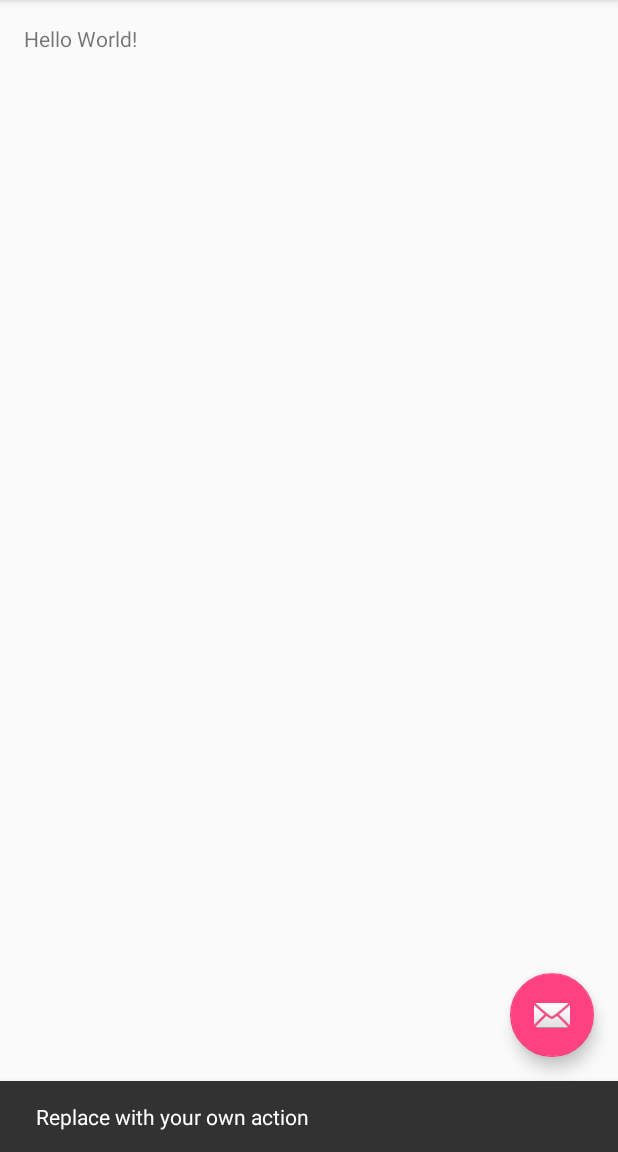
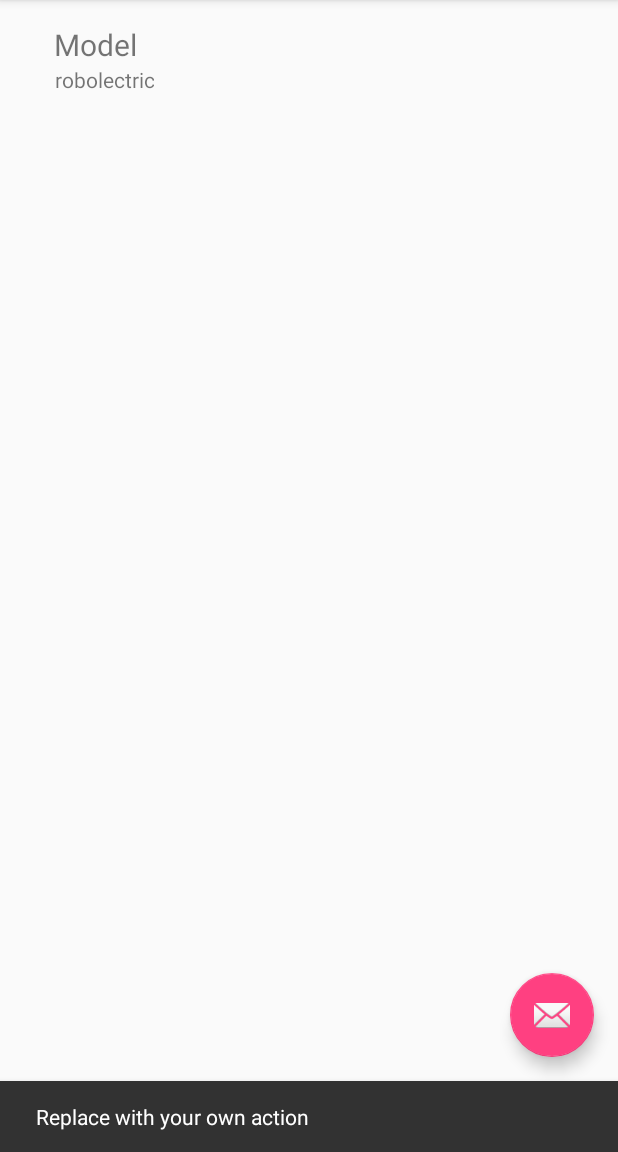
Before and after one commit to MadeOfMagicAndWires/mprog-project, an Android app: the screen it shows after launch (SpekActivity), after a tap on an icon or button, on a phone screen of 412 x 824 dp, the part 84-1236 px from its top. Run offline under Robolectric (Android 15) with nearby library versions, the phone set to English and light mode, and no system bars.

Commit message:
Add Fragments, start Hardware model, and Customize Navigation Drawer + Edit Navigation Menu Items + Add SpekFragment superclass + Add Device fragment + Add single item Layout for eventual List + Start on gathering Hardware Information + Display a mock item in Device Fragment

```diff
--- a/app/build.gradle
+++ b/app/build.gradle
@@ -24,4 +24,5 @@ dependencies {
     testCompile 'junit:junit:4.12'
     compile 'com.android.support:appcompat-v7:23.1.1'
     compile 'com.android.support:design:23.1.1'
+    compile 'com.android.support:support-v4:23.1.1'
 }
--- a/app/src/main/java/nl/mprog/spek/SpekActivity.java
+++ b/app/src/main/java/nl/mprog/spek/SpekActivity.java
@@ -1,5 +1,6 @@
 package nl.mprog.spek;
 
+import android.app.Fragment;
 import android.os.Bundle;
 import android.support.design.widget.FloatingActionButton;
 import android.support.design.widget.Snackbar;
@@ -12,6 +13,9 @@ import android.support.v7.app.AppCompatActivity;
 import android.support.v7.widget.Toolbar;
 import android.view.Menu;
 import android.view.MenuItem;
+
+import nl.mprog.spek.fragment.DeviceFragment;
+import nl.mprog.spek.fragment.SpekFragment;
 
 public class SpekActivity extends AppCompatActivity
         implements NavigationView.OnNavigationItemSelectedListener {
@@ -41,6 +45,10 @@ public class SpekActivity extends AppCompatActivity
 
         NavigationView navigationView = (NavigationView) findViewById(R.id.nav_view);
         navigationView.setNavigationItemSelectedListener(this);
+
+
+        getSupportFragmentManager().beginTransaction().replace(R.id.fragment_container,
+                new DeviceFragment()).commit();
     }
 
     @Override
@@ -81,17 +89,13 @@ public class SpekActivity extends AppCompatActivity
         // Handle navigation view item clicks here.
         int id = item.getItemId();
 
-        if (id == R.id.nav_camera) {
+        if (id == R.id.nav_device) {
             // Handle the camera action
-        } else if (id == R.id.nav_gallery) {
+        } else if (id == R.id.nav_cpu) {
 
-        } else if (id == R.id.nav_slideshow) {
+        } else if (id == R.id.nav_graphics) {
 
-        } else if (id == R.id.nav_manage) {
-
-        } else if (id == R.id.nav_share) {
-
-        } else if (id == R.id.nav_send) {
+        } else if (id == R.id.nav_memory) {
 
         }
 
--- /dev/null
+++ b/app/src/main/java/nl/mprog/spek/fragment/DeviceFragment.java
@@ -0,0 +1,45 @@
+package nl.mprog.spek.fragment;
+
+import android.content.Context;
+import android.net.Uri;
+import android.os.Build;
+import android.os.Bundle;
+import android.support.v4.app.Fragment;
+import android.view.LayoutInflater;
+import android.view.View;
+import android.view.ViewGroup;
+import android.widget.TextView;
+
+import nl.mprog.spek.R;
+import nl.mprog.spek.model.Hardware;
+
+/**
+ *
+ * DeviceFragment class.
+ *
+ */
+public class DeviceFragment extends SpekFragment {
+    public DeviceFragment() {
+        // Required empty public constructor
+    }
+
+
+    public static DeviceFragment newInstance(String param1, String param2) {
+        return (DeviceFragment) SpekFragment.newInstance(param1, param2);
+    }
+
+    @Override
+    public View onCreateView(LayoutInflater inflater, ViewGroup container,
+                             Bundle savedInstanceState) {
+        View layout = inflater.inflate(R.layout.info_list_item, container, false);
+        TextView label = (TextView) layout.findViewById(R.id.label);
+        label.setText("Model");
+        TextView value = (TextView) layout.findViewById(R.id.value);
+        value.setText(Hardware.Device.MODEL);
+
+
+
+        return layout;
+    }
+
+}
--- /dev/null
+++ b/app/src/main/java/nl/mprog/spek/fragment/SpekFragment.java
@@ -0,0 +1,47 @@
+package nl.mprog.spek.fragment;
+
+import android.content.Context;
+import android.net.Uri;
+import android.os.Bundle;
+import android.support.v4.app.Fragment;
+import android.view.LayoutInflater;
+import android.view.View;
+import android.view.ViewGroup;
+import android.widget.TextView;
+
+import org.w3c.dom.Text;
+
+import nl.mprog.spek.R;
+
+/**
+ * Superclass for all fragments.
+ * Unfortunately can't make it abstract because newInstance makes an instance of this class.
+ */
+
+public class SpekFragment extends Fragment {
+
+    public SpekFragment() {
+        // Required empty public constructor
+    }
+
+
+    public static SpekFragment newInstance(String param1, String param2) {
+        SpekFragment fragment = new SpekFragment();
+        Bundle args = new Bundle();
+        return fragment;
+    }
+
+    @Override
+    public void onCreate(Bundle savedInstanceState) {
+        super.onCreate(savedInstanceState);
+    }
+
+    @Override
+    public View onCreateView(LayoutInflater inflater, ViewGroup container,
+                             Bundle savedInstanceState) {
+        // Inflate the layout for this fragment
+        return inflater.inflate(R.layout.info_list_item, container, false);
+    }
+
+
+}
--- /dev/null
+++ b/app/src/main/java/nl/mprog/spek/model/Hardware.java
@@ -0,0 +1,37 @@
+package nl.mprog.spek.model;
+
+import android.os.Build;
+
+import nl.mprog.spek.BuildConfig;
+
+/**
+ * Hardware model class, containing the actual hardware information
+ */
+
+public class Hardware {
+
+    public static class Device {
+        static public final String NAME = Build.DEVICE;
+        static public final String BRAND = Build.BRAND;
+        static public final String MODEL = Build.MODEL;
+        static public final String MANUFACTURER = Build.MANUFACTURER;
+        static public final String PRODUCT = Build.PRODUCT;
+        static public final String BOOTLOADER = Build.BOOTLOADER;
+        static public final String RADIO = Build.getRadioVersion();
+        static public final String KERNEL = BuildConfig.VERSION_NAME;
+        static public final String VERSION = getDeviceVersion();
+
+        //TODO get ACTUAL Android Version.
+        static public String getDeviceVersion() {
+            StringBuilder version = new StringBuilder();
+            version.append(Build.VERSION.BASE_OS + " ");
+            version.append(Build.VERSION.INCREMENTAL + " ");
+            version.append('(' + Build.VERSION.CODENAME + ')');
+            return version.toString();
+        }
+
+    }
+
+
+
+}
--- a/app/src/main/res/layout/content_spek.xml
+++ b/app/src/main/res/layout/content_spek.xml
@@ -1,7 +1,9 @@
 <?xml version="1.0" encoding="utf-8"?>
-<RelativeLayout xmlns:android="http://schemas.android.com/apk/res/android"
+<RelativeLayout
+    xmlns:android="http://schemas.android.com/apk/res/android"
     xmlns:app="http://schemas.android.com/apk/res-auto"
     xmlns:tools="http://schemas.android.com/tools"
+    android:id="@+id/fragment_container"
     android:layout_width="match_parent"
     android:layout_height="match_parent"
     android:paddingBottom="@dimen/activity_vertical_margin"
@@ -11,9 +13,4 @@
     app:layout_behavior="@string/appbar_scrolling_view_behavior"
     tools:context="nl.mprog.spek.SpekActivity"
     tools:showIn="@layout/app_bar_spek">
-
-    <TextView
-        android:layout_width="wrap_content"
-        android:layout_height="wrap_content"
-        android:text="Hello World!" />
 </RelativeLayout>
--- /dev/null
+++ b/app/src/main/res/layout/fragment_spek.xml
@@ -0,0 +1,13 @@
+<FrameLayout xmlns:android="http://schemas.android.com/apk/res/android"
+    xmlns:tools="http://schemas.android.com/tools"
+    android:layout_width="match_parent"
+    android:layout_height="match_parent"
+    tools:context="nl.mprog.spek.fragment.SpekFragment">
+
+    <!-- TODO: Update blank fragment layout -->
+    <TextView
+        android:layout_width="match_parent"
+        android:layout_height="match_parent"
+        android:text="@string/hello_blank_fragment" />
+
+</FrameLayout>
--- /dev/null
+++ b/app/src/main/res/layout/info_list_item.xml
@@ -0,0 +1,36 @@
+<?xml version="1.0" encoding="utf-8"?>
+<LinearLayout xmlns:android="http://schemas.android.com/apk/res/android"
+    android:orientation="vertical" android:layout_width="match_parent"
+    android:layout_height="match_parent">
+
+    <LinearLayout
+        android:layout_width="match_parent"
+        android:layout_height="wrap_content"
+        android:orientation="vertical">
+
+        <TextView
+            android:id="@+id/label"
+            android:layout_width="wrap_content"
+            android:layout_height="wrap_content"
+            android:layout_weight="1"
+            android:layout_gravity="center_vertical"
+            android:gravity="start"
+            android:paddingLeft="20dp"
+            android:paddingRight="20dp"
+            android:textSize="20sp"
+            android:text="@string/app_name"/>
+
+        <TextView
+            android:id="@+id/value"
+            android:layout_width="wrap_content"
+            android:layout_height="wrap_content"
+            android:layout_weight="1"
+            android:layout_gravity="center_vertical"
+            android:gravity="end"
+            android:paddingLeft="20dp"
+            android:paddingRight="20dp"
+            android:textSize="14sp"
+            android:text="@string/app_name"/>
+    </LinearLayout>
+
+</LinearLayout>
--- a/app/src/main/res/menu/activity_spek_drawer.xml
+++ b/app/src/main/res/menu/activity_spek_drawer.xml
@@ -1,36 +1,21 @@
 <?xml version="1.0" encoding="utf-8"?>
 <menu xmlns:android="http://schemas.android.com/apk/res/android">
 
-    <group android:checkableBehavior="single">
+    <group
+        android:checkableBehavior="single"
+        android:id="@+id/group_systeminfo">
         <item
-            android:id="@+id/nav_camera"
-            android:icon="@drawable/ic_menu_camera"
-            android:title="Import" />
+            android:id="@+id/nav_device"
+            android:title="Device Info" />
         <item
-            android:id="@+id/nav_gallery"
-            android:icon="@drawable/ic_menu_gallery"
-            android:title="Gallery" />
+            android:id="@+id/nav_cpu"
+            android:title="CPU" />
         <item
-            android:id="@+id/nav_slideshow"
-            android:icon="@drawable/ic_menu_slideshow"
-            android:title="Slideshow" />
+            android:id="@+id/nav_graphics"
+            android:title="Graphics" />
         <item
-            android:id="@+id/nav_manage"
-            android:icon="@drawable/ic_menu_manage"
-            android:title="Tools" />
+            android:id="@+id/nav_memory"
+            android:title="Memory" />
     </group>
 
-    <item android:title="Communicate">
-        <menu>
-            <item
-                android:id="@+id/nav_share"
-                android:icon="@drawable/ic_menu_share"
-                android:title="Share" />
-            <item
-                android:id="@+id/nav_send"
-                android:icon="@drawable/ic_menu_send"
-                android:title="Send" />
-        </menu>
-    </item>
-
 </menu>
--- a/app/src/main/res/values/strings.xml
+++ b/app/src/main/res/values/strings.xml
@@ -5,4 +5,5 @@
     <string name="navigation_drawer_close">Close navigation drawer</string>
 
     <string name="action_settings">Settings</string>
+
 </resources>
```
